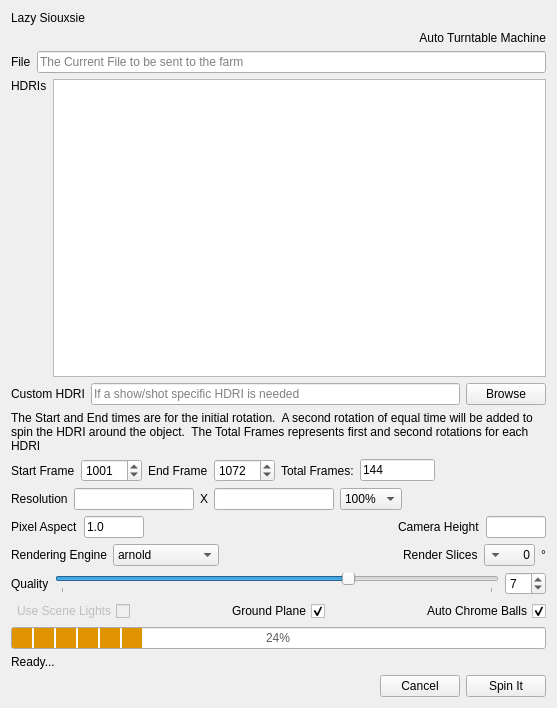
SleepDeprivedVFX/lazy_siouxsie, file v1.0.0/python/lazy_siouxsie/ui/lazy_siouxsie_ui.ui: the form before one commit.
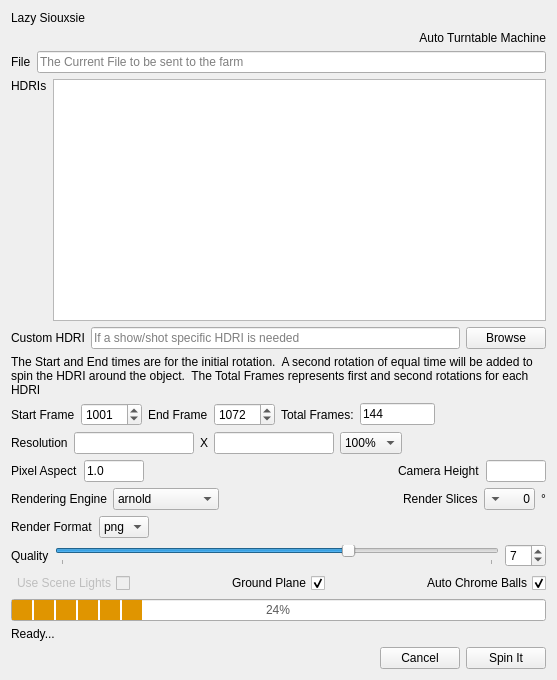
The form after the commit.

Commit message: Added a render format dropdown to choose between png, jpg, or exr

Patch:
```diff
--- a/v1.0.0/python/lazy_siouxsie/ui/lazy_siouxsie_ui.ui
+++ b/v1.0.0/python/lazy_siouxsie/ui/lazy_siouxsie_ui.ui
@@ -7,7 +7,7 @@
     <x>0</x>
     <y>0</y>
     <width>557</width>
-    <height>708</height>
+    <height>680</height>
    </rect>
   </property>
   <property name="windowTitle">
@@ -814,6 +814,49 @@
      </item>
     </layout>
    </item>
+   <item>
+    <layout class="QHBoxLayout" name="horizontalLayout_11">
+     <item>
+      <widget class="QLabel" name="label">
+       <property name="text">
+        <string>Render Format</string>
+       </property>
+      </widget>
+     </item>
+     <item>
+      <widget class="QComboBox" name="render_format">
+       <item>
+        <property name="text">
+         <string>png</string>
+        </property>
+       </item>
+       <item>
+        <property name="text">
+         <string>jpg</string>
+        </property>
+       </item>
+       <item>
+        <property name="text">
+         <string>exr</string>
+        </property>
+       </item>
+      </widget>
+     </item>
+     <item>
+      <spacer name="horizontalSpacer_6">
+       <property name="orientation">
+        <enum>Qt::Horizontal</enum>
+       </property>
+       <property name="sizeHint" stdset="0">
+        <size>
+         <width>40</width>
+         <height>20</height>
+        </size>
+       </property>
+      </spacer>
+     </item>
+    </layout>
+   </item>
    <item>
     <layout class="QHBoxLayout" name="horizontalLayout_10">
      <item>
```
The commit also changes 3 other files.
